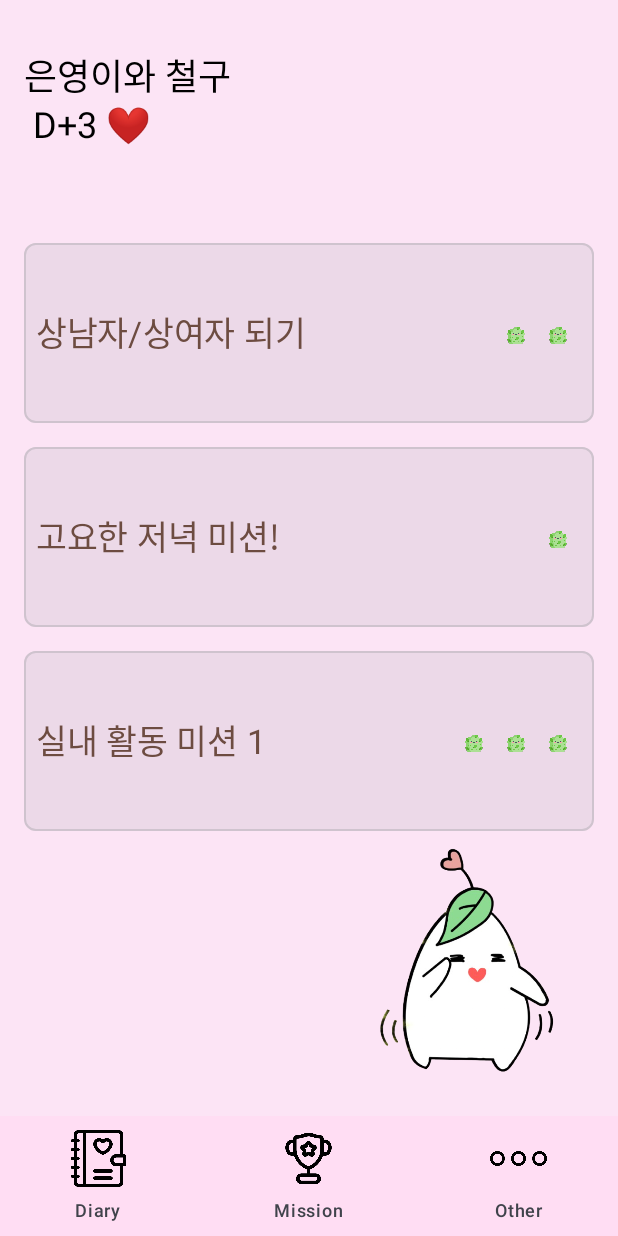
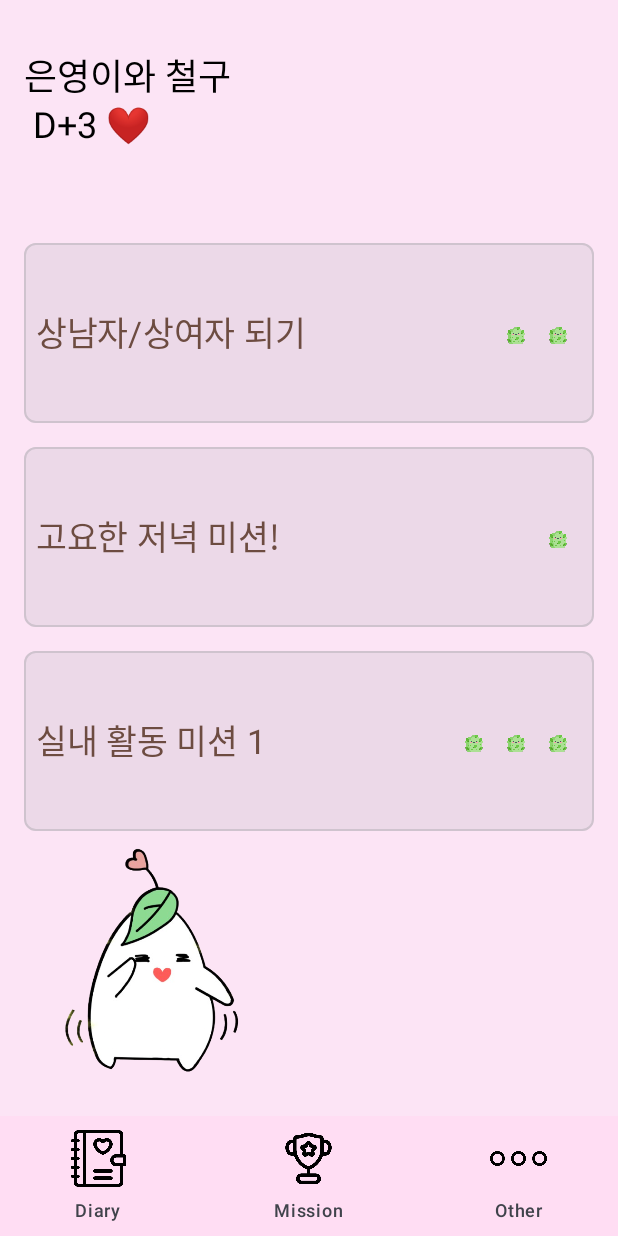
Before and after one commit to Adventure-design-2/adventure_design, an Android app built with Jetpack Compose: the MainScreen screen opened through its navigation route, after a tap on "미션 하러가기", on a phone screen of 412 x 824 dp. Run offline under Robolectric (Android 15) with nearby library versions, the phone set to English and light mode, and no system bars; libraries missing offline, so code that uses them is left out: com.google.ai.client.

Commit message:
미션 스크린 - 캐릭터 위치 왼쪽 아래로 변경 MainActivity - 불필요한 주석 삭제

```diff
--- a/app/src/main/java/com/example/myadventure/MainActivity.kt
+++ b/app/src/main/java/com/example/myadventure/MainActivity.kt
@@ -21,7 +21,7 @@ class MainActivity : ComponentActivity() {
         setContent {
             MyAdventureTheme {
                 val navController = rememberNavController()
-                NavHost(navController = navController, startDestination = "signup_screen") { // 시작 화면을 MainScreen으로 설정
+                NavHost(navController = navController, startDestination = "signup_screen") { // 시작 화면 위치
                     composable("MainScreen") {
                         MainScreen(navController = navController)
                     }
--- a/app/src/main/java/com/example/myadventure/ui/screens/MissionScreen.kt
+++ b/app/src/main/java/com/example/myadventure/ui/screens/MissionScreen.kt
@@ -3,18 +3,38 @@ package com.example.myadventure.ui.screens
 import androidx.compose.foundation.BorderStroke
 import androidx.compose.foundation.Image
 import androidx.compose.foundation.clickable
-import androidx.compose.foundation.layout.*
+import androidx.compose.foundation.layout.Arrangement
+import androidx.compose.foundation.layout.Box
+import androidx.compose.foundation.layout.Column
+import androidx.compose.foundation.layout.Row
+import androidx.compose.foundation.layout.Spacer
+import androidx.compose.foundation.layout.fillMaxSize
+import androidx.compose.foundation.layout.fillMaxWidth
+import androidx.compose.foundation.layout.height
+import androidx.compose.foundation.layout.padding
+import androidx.compose.foundation.layout.size
 import androidx.compose.foundation.shape.RoundedCornerShape
-import androidx.compose.material3.*
-import androidx.compose.runtime.*
+import androidx.compose.material3.AlertDialog
+import androidx.compose.material3.Card
+import androidx.compose.material3.CardDefaults
+import androidx.compose.material3.Icon
+import androidx.compose.material3.IconButton
+import androidx.compose.material3.MaterialTheme
+import androidx.compose.material3.Scaffold
+import androidx.compose.material3.Text
+import androidx.compose.material3.TextButton
+import androidx.compose.runtime.Composable
+import androidx.compose.runtime.LaunchedEffect
+import androidx.compose.runtime.collectAsState
+import androidx.compose.runtime.getValue
+import androidx.compose.runtime.mutableStateOf
+import androidx.compose.runtime.remember
+import androidx.compose.runtime.setValue
 import androidx.compose.ui.Alignment
 import androidx.compose.ui.Modifier
 import androidx.compose.ui.graphics.Color
-import androidx.compose.ui.platform.LocalContext
 import androidx.compose.ui.res.painterResource
-import androidx.compose.ui.tooling.preview.Preview
 import androidx.compose.ui.unit.dp
-import androidx.compose.ui.unit.sp
 import androidx.navigation.NavController
 import androidx.navigation.NavHostController
 import com.example.myadventure.Mission
@@ -98,7 +118,7 @@ fun MissionScreen(
                     painter = painterResource(id = currentImage),
                     contentDescription = "Mission Character",
                     modifier = Modifier
-                        .align(Alignment.BottomEnd)
+                        .align(Alignment.BottomStart)
                         .padding(16.dp)
                         .size(170.dp) // 캐릭터 크기 조절
                 )
```
